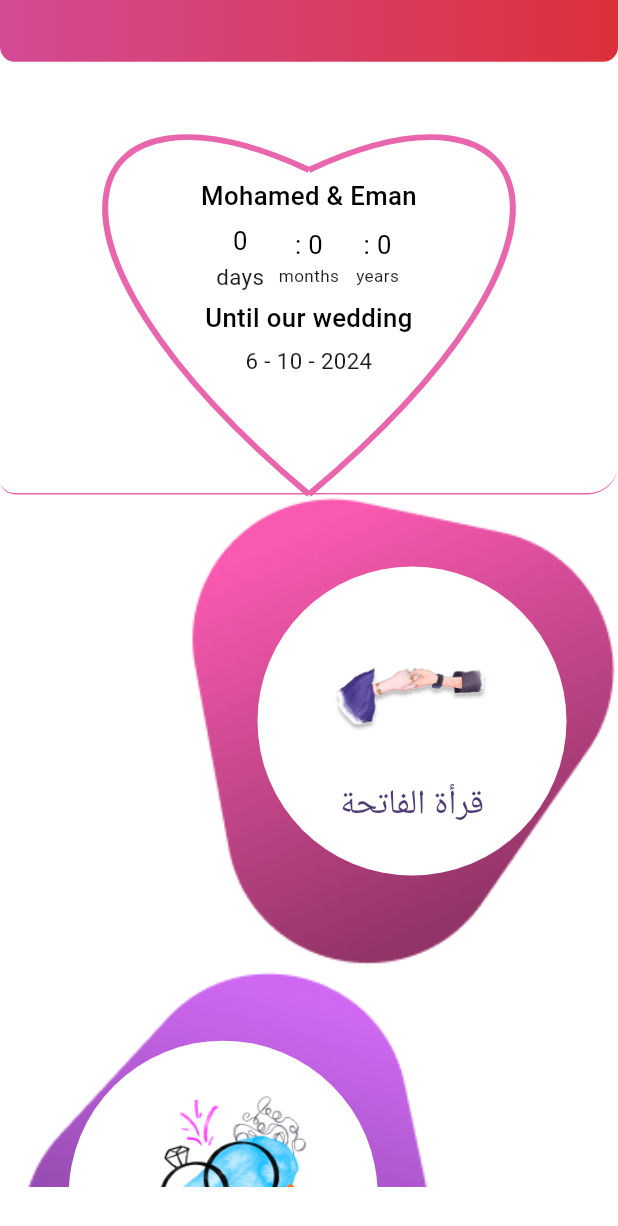
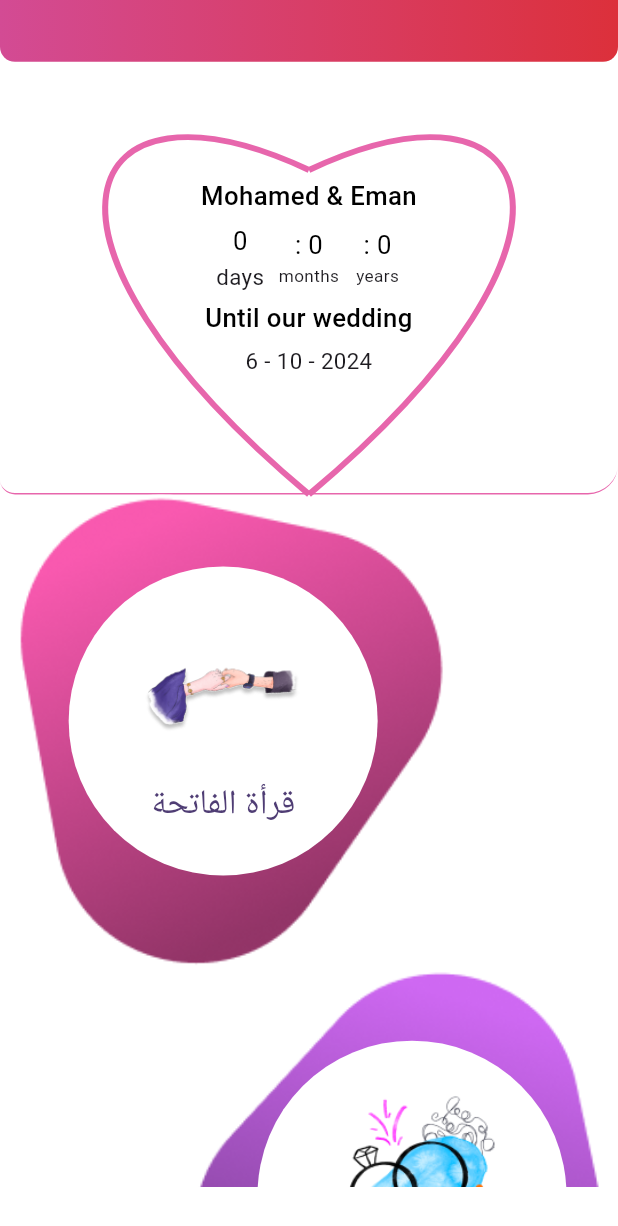
Before and after one commit to IbrahimIG1/zaghrota_app, a Flutter app: the screen it shows after launch, after a tap on "دخول", on a phone screen of 412 x 824 dp. Shown: the top 1226 px of the screen. Run offline on Flutter 3.47's test engine with Material 3 defaults, Android fonts, the phone set to English and light mode, and no system bars; our stand-ins replace flutter_screenutil.

Commit message:
- Refactor listview item of listview of home screen.

```diff
--- /dev/null
+++ b/lib/features/home_screen/presentation/view/widgets/home_listview_item.dart
@@ -0,0 +1,59 @@
+import 'package:flutter/material.dart';
+import 'package:flutter_screenutil/flutter_screenutil.dart';
+import 'package:zaghrota_app/core/colors/colors.dart';
+import 'package:zaghrota_app/core/helper/get_current_lang.dart';
+import 'package:zaghrota_app/core/navigation/control_navigation.dart';
+import 'package:zaghrota_app/core/textstyles/textstyles.dart';
+
+class HomeListviewItem extends StatelessWidget {
+  const HomeListviewItem({super.key, required this.index, required this.listviewData, this.args});
+  final int index;
+  final List listviewData;
+  final dynamic args;
+
+  @override
+  Widget build(BuildContext context) {
+
+    return  Row(
+
+                mainAxisAlignment:isArabic()? index%2==0? MainAxisAlignment.end:MainAxisAlignment.start:
+                index%2==0? MainAxisAlignment.end:MainAxisAlignment.start,
+               children: [
+                GestureDetector(
+                  onTap: () {
+                    ControlNavigation().navigationToController(pageName: listviewData[index]["navigation"], context: context,arguments: args);
+                  },
+                  child: Stack(
+                    children: [
+                      SizedBox(
+                        width: 250.w,
+                        child:index%2==0?Image.asset("assets/images/polygons/Polygon 62.png",fit: BoxFit.fitWidth,):
+                        Image.asset("assets/images/polygons/Polygon 60.png",fit: BoxFit.fitWidth,)
+                        ),
+                      Padding(
+                        padding:  EdgeInsets.symmetric(vertical: 42.sp,
+                        horizontal:isArabic()? index%2==0?40.sp:30.sp:index%2==0?30.sp:40.sp),
+                        child: Center(
+                          child: CircleAvatar(
+                            radius: 90.w,
+                            backgroundColor: AppColors.scaffoldColor,
+                            child: Column(
+                              mainAxisAlignment: MainAxisAlignment.center,
+                              children: [
+                                SizedBox(
+                                  width: 100.sp,
+                                  child: Image.asset(listviewData[index]["image"],
+                                  fit: BoxFit.fitWidth,)),
+                                Text(listviewData[index]["title"],style: Textstyles.listViewTitles,)
+                              ],
+                            ),
+                          ),
+                        ),
+                      )
+                    ],
+                  ),
+                )
+               ],
+              );
+  }
+}
--- a/lib/features/home_screen/presentation/view/widgets/homechoices_listview.dart
+++ b/lib/features/home_screen/presentation/view/widgets/homechoices_listview.dart
@@ -1,9 +1,8 @@
+
 import 'package:flutter/material.dart';
 import 'package:flutter_screenutil/flutter_screenutil.dart';
-import 'package:zaghrota_app/core/colors/colors.dart';
-import 'package:zaghrota_app/core/navigation/control_navigation.dart';
 import 'package:zaghrota_app/core/navigation/screen_names.dart';
-import 'package:zaghrota_app/core/textstyles/textstyles.dart';
+import 'package:zaghrota_app/features/home_screen/presentation/view/widgets/home_listview_item.dart';
 
 class HomechoicesListview extends StatelessWidget {
   const HomechoicesListview({super.key});
@@ -49,46 +48,7 @@ class HomechoicesListview extends StatelessWidget {
       height:0.56.sh ,
       child: ListView.builder(
 
-              itemBuilder: (context, index) =>Row(
-
-                mainAxisAlignment: index%2==0? MainAxisAlignment.start:MainAxisAlignment.end,
-               children: [
-                GestureDetector(
-                  onTap: () {
-                    ControlNavigation().navigationToController(pageName: listviewData[index]["navigation"], context: context,arguments: args);
-                  },
-                  child: Stack(
-                    children: [
-                      SizedBox(
-                        width: 250.w,
-                        child:index%2==0?Image.asset("assets/images/polygons/Polygon 62.png",fit: BoxFit.fitWidth,):
-                        Image.asset("assets/images/polygons/Polygon 60.png",fit: BoxFit.fitWidth,)
-                        ),
-                      Padding(
-                        padding:  EdgeInsets.symmetric(vertical: 42.sp,
-                        horizontal:index%2==0?30.sp:40.sp),
-                        child: Center(
-                          child: CircleAvatar(
-                            radius: 90.w,
-                            backgroundColor: AppColors.scaffoldColor,
-                            child: Column(
-                              mainAxisAlignment: MainAxisAlignment.center,
-                              children: [
-                                SizedBox(
-                                  width: 100.sp,
-                                  child: Image.asset(listviewData[index]["image"],
-                                  fit: BoxFit.fitWidth,)),
-                                Text(listviewData[index]["title"],style: Textstyles.listViewTitles,)
-                              ],
-                            ),
-                          ),
-                        ),
-                      )
-                    ],
-                  ),
-                )
-               ],
-              ),
+              itemBuilder: (context, index) => HomeListviewItem(index: index, listviewData: listviewData,args: args,),
               itemCount: listviewData.length,
               shrinkWrap: true,),
     );
```
